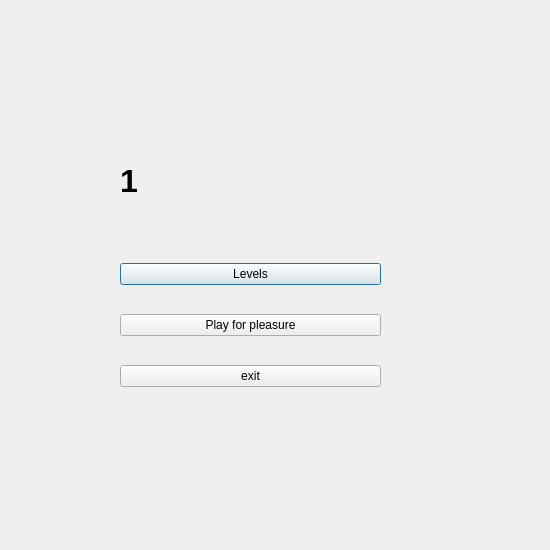
Old version of the form Lab_2/Refactored/end.ui in the repository knu-5-tochanenko/SoftwareReengineering.
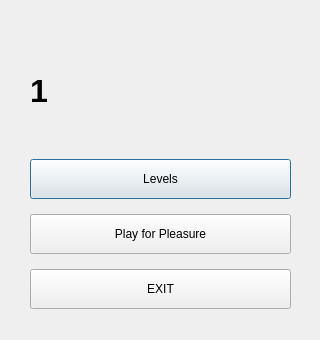
New version of the form.

The edit to the form file:
```diff
--- a/Lab_2/Refactored/end.ui
+++ b/Lab_2/Refactored/end.ui
@@ -6,20 +6,20 @@
    <rect>
     <x>0</x>
     <y>0</y>
-    <width>550</width>
-    <height>550</height>
+    <width>320</width>
+    <height>340</height>
    </rect>
   </property>
   <property name="minimumSize">
    <size>
-    <width>550</width>
-    <height>550</height>
+    <width>320</width>
+    <height>340</height>
    </size>
   </property>
   <property name="maximumSize">
    <size>
-    <width>550</width>
-    <height>550</height>
+    <width>320</width>
+    <height>340</height>
    </size>
   </property>
   <property name="windowTitle">
@@ -28,8 +28,8 @@
   <widget class="QWidget" name="horizontalLayoutWidget">
    <property name="geometry">
     <rect>
-     <x>120</x>
-     <y>120</y>
+     <x>30</x>
+     <y>30</y>
      <width>261</width>
      <height>121</height>
     </rect>
@@ -498,8 +498,8 @@
   <widget class="QWidget" name="verticalLayoutWidget">
    <property name="geometry">
     <rect>
-     <x>120</x>
-     <y>240</y>
+     <x>30</x>
+     <y>150</y>
      <width>261</width>
      <height>171</height>
     </rect>
@@ -507,6 +507,12 @@
    <layout class="QVBoxLayout" name="verticalLayout_buttons">
     <item>
      <widget class="QPushButton" name="pushButton_levels">
+      <property name="minimumSize">
+       <size>
+        <width>0</width>
+        <height>40</height>
+       </size>
+      </property>
       <property name="text">
        <string>Levels</string>
       </property>
@@ -514,15 +520,27 @@
     </item>
     <item>
      <widget class="QPushButton" name="pushButton_forPleasure">
+      <property name="minimumSize">
+       <size>
+        <width>0</width>
+        <height>40</height>
+       </size>
+      </property>
       <property name="text">
-       <string>Play for pleasure</string>
+       <string>Play for Pleasure</string>
       </property>
      </widget>
     </item>
     <item>
      <widget class="QPushButton" name="pushButton_exit">
+      <property name="minimumSize">
+       <size>
+        <width>0</width>
+        <height>40</height>
+       </size>
+      </property>
       <property name="text">
-       <string>exit</string>
+       <string>EXIT</string>
       </property>
      </widget>
     </item>
```
